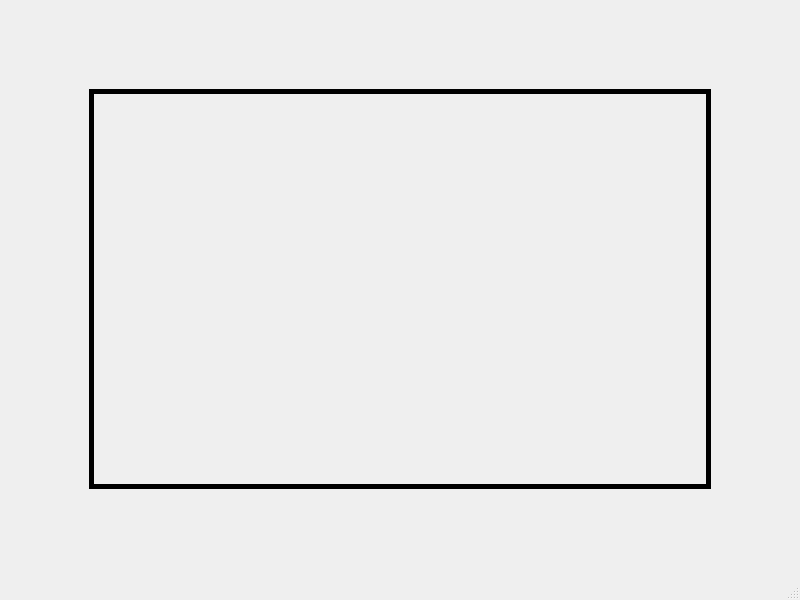
Old version of the form NtrestandChill/mainApp.ui in the repository umustdye/NInterestandChill.
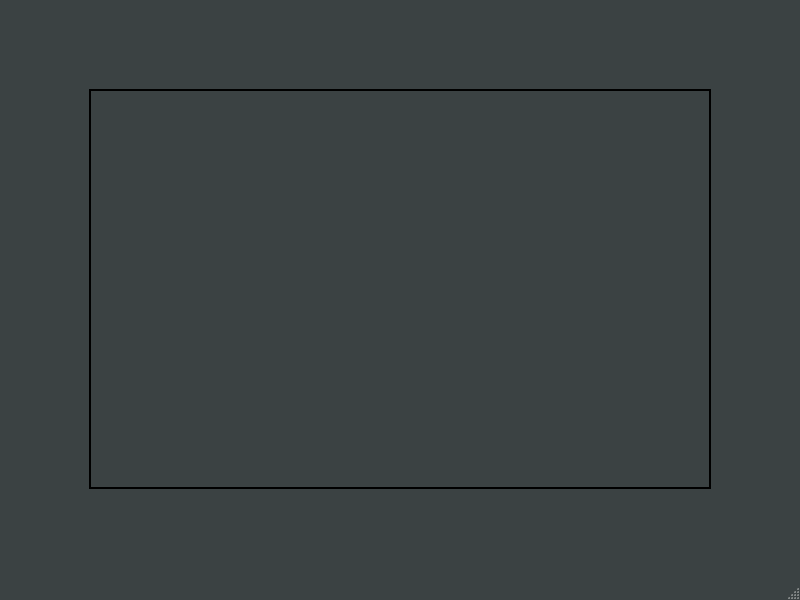
New version of the form.

Diff of the .ui file:
```diff
--- a/NtrestandChill/mainApp.ui
+++ b/NtrestandChill/mainApp.ui
@@ -10,6 +10,70 @@
     <height>600</height>
    </rect>
   </property>
+  <property name="palette">
+   <palette>
+    <active>
+     <colorrole role="Base">
+      <brush brushstyle="SolidPattern">
+       <color alpha="255">
+        <red>255</red>
+        <green>255</green>
+        <blue>255</blue>
+       </color>
+      </brush>
+     </colorrole>
+     <colorrole role="Window">
+      <brush brushstyle="SolidPattern">
+       <color alpha="255">
+        <red>59</red>
+        <green>66</green>
+        <blue>67</blue>
+       </color>
+      </brush>
+     </colorrole>
+    </active>
+    <inactive>
+     <colorrole role="Base">
+      <brush brushstyle="SolidPattern">
+       <color alpha="255">
+        <red>255</red>
+        <green>255</green>
+        <blue>255</blue>
+       </color>
+      </brush>
+     </colorrole>
+     <colorrole role="Window">
+      <brush brushstyle="SolidPattern">
+       <color alpha="255">
+        <red>59</red>
+        <green>66</green>
+        <blue>67</blue>
+       </color>
+      </brush>
+     </colorrole>
+    </inactive>
+    <disabled>
+     <colorrole role="Base">
+      <brush brushstyle="SolidPattern">
+       <color alpha="255">
+        <red>59</red>
+        <green>66</green>
+        <blue>67</blue>
+       </color>
+      </brush>
+     </colorrole>
+     <colorrole role="Window">
+      <brush brushstyle="SolidPattern">
+       <color alpha="255">
+        <red>59</red>
+        <green>66</green>
+        <blue>67</blue>
+       </color>
+      </brush>
+     </colorrole>
+    </disabled>
+   </palette>
+  </property>
   <property name="windowTitle">
    <string>MainApp</string>
   </property>
@@ -66,7 +130,7 @@
            <enum>QFrame::Plain</enum>
           </property>
           <property name="lineWidth">
-           <number>5</number>
+           <number>2</number>
           </property>
           <widget class="QWidget" name="loginPage"/>
          </widget>
```
